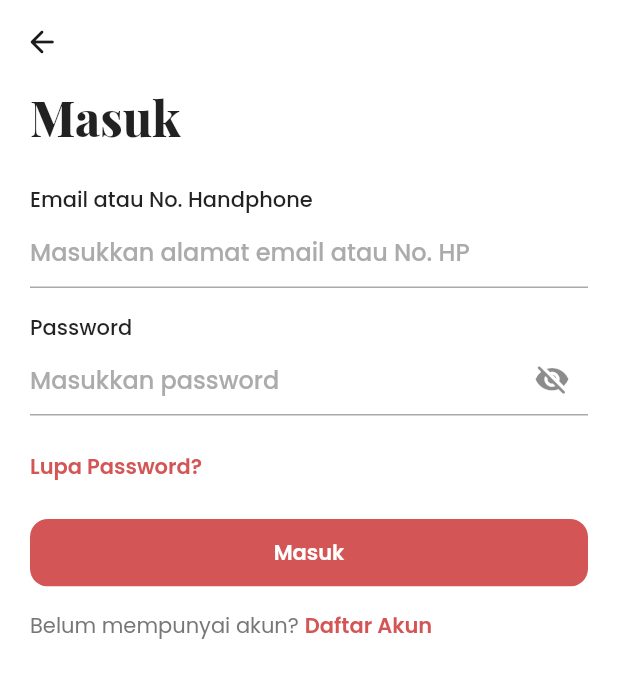
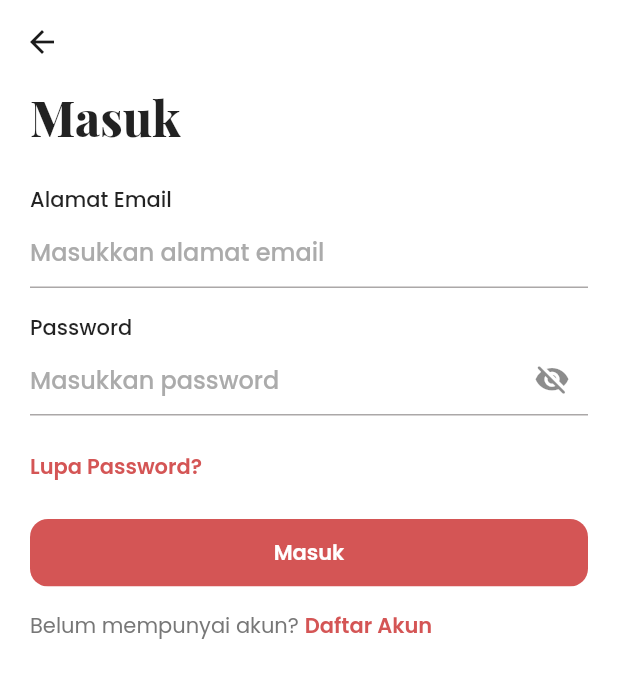
Before and after one commit to DataaAlchemist/frontend-enchants, a Flutter app: the RegisterPage screen opened by its route, after a tap on "Masuk", on a phone screen of 412 x 824 dp. Shown: the top 678 px of the screen. Run offline on Flutter 3.47's test engine with Material 2 defaults, Android fonts, the phone set to English and light mode, and no system bars; our stand-ins replace dio, equatable, flutter_riverpod, flutter_svg, freezed_annotation, heroicons and 2 more; accounts and stored records are empty; network calls fail.

Commit message:
preparing for authentication

```diff
--- a/lib/core/exceptions/network_exceptions.dart
+++ b/lib/core/exceptions/network_exceptions.dart
@@ -58,7 +58,7 @@ class NetworkExceptions with _$NetworkExceptions {
             case DioErrorType.receiveTimeout:
               networkExceptions = const NetworkExceptions.sendTimeout();
               break;
-            case DioErrorType.unknown:
+            case DioErrorType.badResponse:
               switch (error.response?.statusCode) {
                 case 409:
                   networkExceptions = const NetworkExceptions.conflict();
--- a/lib/presentation/pages/authentication/login_page.dart
+++ b/lib/presentation/pages/authentication/login_page.dart
@@ -27,15 +27,11 @@ class _LoginPageState extends ConsumerState<LoginPage> {
       appBar: AppBar(
         backgroundColor: Theme.of(context).scaffoldBackgroundColor,
         elevation: 0,
-        leading: IconButton(
-          onPressed: () {
-            Navigator.pop(context);
-          },
-          icon: const Icon(Icons.arrow_back_rounded),
-          color: grey900Color,
+        leading: const BackButton(color: grey900Color),
       ),
-      ),
-      body: SingleChildScrollView(
+      body: Form(
+        key: ref.watch(loginViewModel).formKey,
+        child: SingleChildScrollView(
           padding: const EdgeInsets.symmetric(horizontal: 20),
           child: Column(
             crossAxisAlignment: CrossAxisAlignment.start,
@@ -50,12 +46,25 @@ class _LoginPageState extends ConsumerState<LoginPage> {
               ),
               const SizedBox(height: 24),
               const Text(
-              'Email atau No. Handphone',
+                'Alamat Email',
                 style: TextStyle(fontWeight: FontWeight.w500),
               ),
-            const TextField(
-              decoration: InputDecoration(
-                hintText: 'Masukkan alamat email atau No. HP',
+              TextFormField(
+                validator: (String? email) {
+                  if (email == null || email.isEmpty) {
+                    return 'Email tidak boleh kosong';
+                  }
+
+                  // check email format using regex
+                  if (!RegExp(r'^[a-zA-Z0-9+_.-]+@[a-zA-Z0-9.-]+$')
+                      .hasMatch(email)) {
+                    return 'Email tidak valid';
+                  }
+
+                  return null;
+                },
+                decoration: const InputDecoration(
+                  hintText: 'Masukkan alamat email',
                 ),
               ),
               const SizedBox(height: 16),
@@ -63,7 +72,14 @@ class _LoginPageState extends ConsumerState<LoginPage> {
                 'Password',
                 style: TextStyle(fontWeight: FontWeight.w500),
               ),
-            TextField(
+              TextFormField(
+                validator: (String? password) {
+                  if (password == null || password.isEmpty) {
+                    return 'Password tidak boleh kosong';
+                  }
+
+                  return null;
+                },
                 obscureText: ref.watch(loginViewModel).isObscured,
                 decoration: InputDecoration(
                   hintText: 'Masukkan password',
@@ -125,6 +141,7 @@ class _LoginPageState extends ConsumerState<LoginPage> {
             ],
           ),
         ),
+      ),
     );
   }
 }
--- a/lib/presentation/pages/authentication/register_genre_page.dart
+++ b/lib/presentation/pages/authentication/register_genre_page.dart
@@ -35,7 +35,10 @@ class _RegisterGenrePageState extends ConsumerState<RegisterGenrePage> {
         ),
       ),
       bottomNavigationBar: RoundedButton(
-        onPressed: () {},
+        onPressed: () {
+          Navigator.popUntil(context, (route) => route.isFirst);
+          Navigator.pushReplacementNamed(context, '/home');
+        },
         label: 'Buat Akun Saya',
         enabled: ref.watch(registerGenreViewModel).selectedGenre.length >= 3,
       )
--- a/lib/presentation/pages/authentication/register_page.dart
+++ b/lib/presentation/pages/authentication/register_page.dart
@@ -22,13 +22,7 @@ class _RegisterPageState extends ConsumerState<RegisterPage> {
       appBar: AppBar(
         backgroundColor: Theme.of(context).scaffoldBackgroundColor,
         elevation: 0,
-        leading: IconButton(
-          onPressed: () {
-            Navigator.pop(context);
-          },
-          icon: const Icon(Icons.arrow_back_rounded),
-          color: grey900Color,
-        ),
+        leading: const BackButton(color: grey900Color),
       ),
       body: SingleChildScrollView(
         padding: const EdgeInsets.symmetric(horizontal: 20),
--- a/lib/presentation/pages/home/home_page.dart
+++ b/lib/presentation/pages/home/home_page.dart
@@ -51,7 +51,9 @@ class _HomePageState extends ConsumerState<HomePage>
                   ),
                 ).expanded(),
                 EnchantIconButton(
-                  onPressed: () {},
+                  onPressed: () {
+                    Navigator.pushNamed(context, '/notifications');
+                  },
                   icon: Icons.notifications_rounded,
                 ),
               ],
```
Also changed, not shown: lib/infrastructure/repositories/authentication_repository.dart (+10 -9 lines), lib/main.dart (+6 -1 lines), lib/presentation/pages/authentication/viewmodels/login_viewmodel.dart (+29 -18 lines), lib/presentation/pages/main_page.dart (+6 -5 lines), lib/presentation/pages/mybook/mybook_page.dart (added, +57 -0 lines), lib/presentation/pages/notification/notification_page.dart (added, +57 -0 lines). Lines whose indentation alone changed are shown as unchanged.
